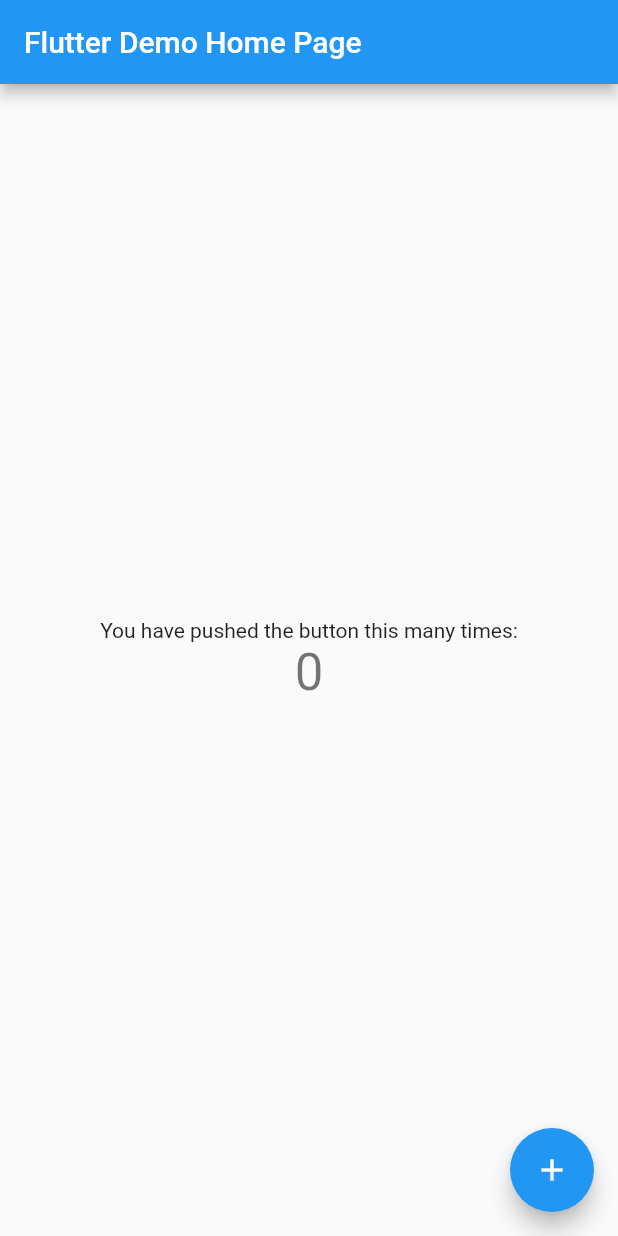
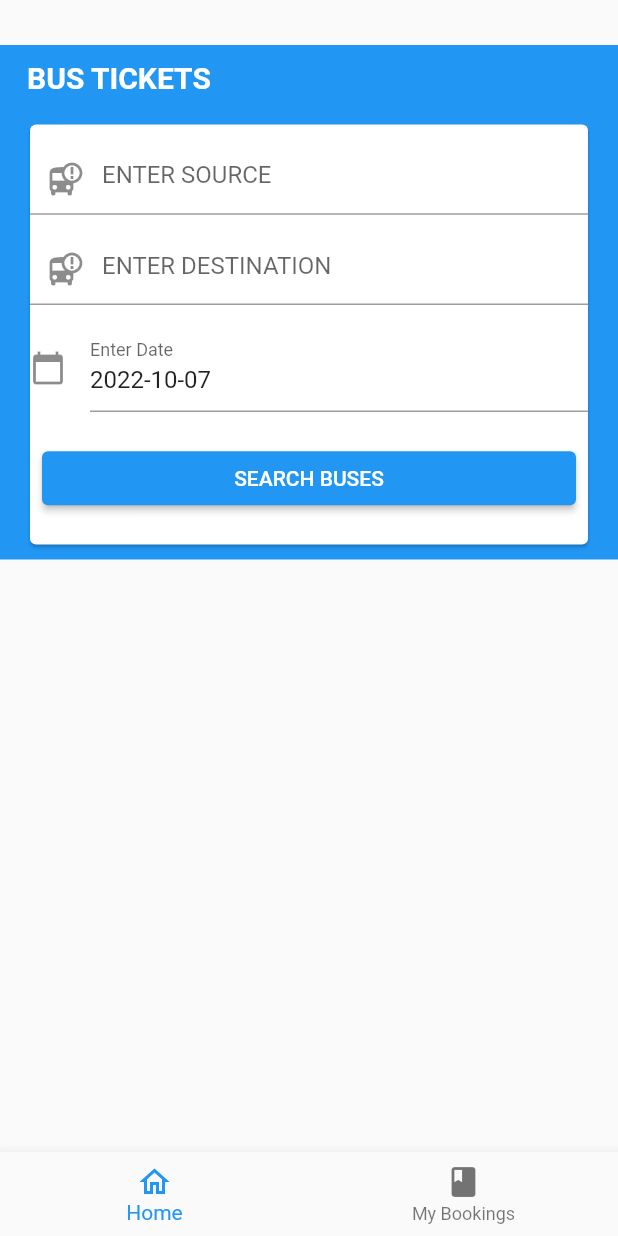
Before and after one commit to omthakre861/18_Imagine, a Flutter app: the screen it shows after launch, on a phone screen of 412 x 824 dp. Run offline on Flutter 3.47's test engine with Material 2 defaults, Android fonts, the light colour scheme and no system bars; our stand-ins replace cloud_firestore, firebase_core, timelines; accounts and stored records are empty.

Commit message:
Progress 1
->Firebase Integration
->Flutter Basic Design

```diff
--- /dev/null
+++ b/app/bus_booking_something/lib/pages/home.dart
@@ -0,0 +1,141 @@
+import 'package:bus_booking_something/pages/trip_sedule.dart';
+import 'package:flutter/material.dart';
+import 'package:intl/intl.dart';
+
+class HomePage extends StatefulWidget {
+  HomePage({Key? key}) : super(key: key);
+
+  @override
+  State<HomePage> createState() => _HomePageState();
+}
+
+class _HomePageState extends State<HomePage> {
+  TextEditingController dateinput = TextEditingController();
+  TextEditingController sourceinput = TextEditingController();
+  TextEditingController destinationinput = TextEditingController();
+  @override
+  void initState() {
+    // TODO: implement initState
+
+    dateinput.text = DateFormat('yyyy-MM-dd').format(DateTime.now());
+    super.initState();
+  }
+
+  @override
+  Widget build(BuildContext context) {
+    double _width = MediaQuery.of(context).size.width;
+    double _height = MediaQuery.of(context).size.height;
+
+    return SafeArea(
+      child: Scaffold(
+        body: Column(
+          children: [
+            SizedBox(
+              height: 30,
+            ),
+            Container(
+              color: Colors.blue,
+              child: Column(
+                crossAxisAlignment: CrossAxisAlignment.start,
+                children: [
+                  Padding(
+                    padding:
+                        EdgeInsets.symmetric(horizontal: 18.0, vertical: 10.0),
+                    child: Text(
+                      "BUS TICKETS",
+                      textAlign: TextAlign.start,
+                      style: TextStyle(
+                          color: Colors.white,
+                          fontSize: 20,
+                          fontWeight: FontWeight.bold,
+                          fontFamily: "Roboto"),
+                    ),
+                  ),
+                  Card(
+                    margin:
+                        EdgeInsets.symmetric(horizontal: 20.0, vertical: 10),
+                    child: Container(
+                      height: 280,
+                      child: Column(
+                        mainAxisAlignment: MainAxisAlignment.spaceEvenly,
+                        children: [
+                          TextField(
+                              controller: sourceinput,
+                              decoration: InputDecoration(
+                                  prefixIcon: Icon(Icons.bus_alert),
+                                  hintText: "ENTER SOURCE"),
+                              onChanged: (value) {
+                                sourceinput.value = TextEditingValue(
+                                    text: value.toUpperCase(),
+                                    selection: sourceinput.selection);
+                              }),
+                          TextField(
+                            controller: destinationinput,
+                            decoration: InputDecoration(
+                                prefixIcon: Icon(Icons.bus_alert),
+                                hintText: "ENTER DESTINATION"),
+                          ),
+                          TextField(
+                            controller:
+                                dateinput, //editing controller of this TextField
+                            decoration: InputDecoration(
+                                icon: Icon(
+                                    Icons.calendar_today), //icon of text field
+                                labelText: "Enter Date" //label text of field
+                                ),
+                            readOnly:
+                                true, //set it true, so that user will not able to edit text
+                            onTap: () async {
+                              DateTime? pickedDate = await showDatePicker(
+                                  context: context,
+                                  initialDate: DateTime.now(),
+                                  firstDate: DateTime.now(),
+                                  lastDate: DateTime(2101));
+
+                              if (pickedDate != null) {
+                                print(
+                                    pickedDate); //pickedDate output format => 2021-03-10 00:00:00.000
+                                String formattedDate = DateFormat('EE , MMM dd')
+                                    .format(pickedDate);
+                                print(
+                                    formattedDate); //formatted date output using intl package =>  2021-03-16
+                                //you can implement different kind of Date Format here according to your requirement
+
+                                setState(() {
+                                  dateinput.text =
+                                      formattedDate; //set output date to TextField value.
+                                });
+                              }
+                            },
+                          ),
+                          Container(
+                            padding: EdgeInsets.all(8.0),
+                            width: _width,
+                            child: ElevatedButton(
+                                onPressed: () {
+                                  Navigator.push(
+                                      context,
+                                      MaterialPageRoute(
+                                        builder: (context) => TripSchedule(
+                                            sourceInput: sourceinput.text,
+                                            destInput: destinationinput.text),
+                                      ));
+                                },
+                                child: Text("SEARCH BUSES")),
+                          )
+                        ],
+                      ),
+                      // decoration: BoxDecoration(
+                      //     borderRadius: BorderRadius.all(Radius.circular(10)),
+                      //     color: Colors.blue.shade200),
+                    ),
+                  ),
+                ],
+              ),
+            )
+          ],
+        ),
+      ),
+    );
+  }
+}
--- /dev/null
+++ b/app/bus_booking_something/lib/pages/mainpage.dart
@@ -0,0 +1,50 @@
+// ignore_for_file: prefer_const_constructors
+
+
+import 'package:bus_booking_something/pages/home.dart';
+import 'package:bus_booking_something/pages/mybooking.dart';
+import 'package:flutter/material.dart';
+
+class MainPage extends StatefulWidget {
+  MainPage({Key? key}) : super(key: key);
+
+  @override
+  _MainPageState createState() => _MainPageState();
+}
+
+class _MainPageState extends State<MainPage> {
+  int currentIndex = 0;
+  final screens = <Widget>[HomePage(),MyBooking()];
+  PageController _controller = PageController();
+
+  @override
+  Widget build(BuildContext context) {
+    return Scaffold(
+      body: PageView(
+        controller: _controller,
+        children: screens,
+        onPageChanged: (index) => setState(() => currentIndex = index),
+      ),
+      bottomNavigationBar: BottomNavigationBar(
+        type: BottomNavigationBarType.fixed,
+        items: const [
+          BottomNavigationBarItem(
+            icon: Icon(Icons.home_outlined),
+            label: 'Home',
+          ),
+          BottomNavigationBarItem(
+            icon: Icon(Icons.book),
+            label: 'My Bookings',
+          ),
+
+        ],
+        currentIndex: currentIndex,
+        onTap: (index) => setState(() {
+          currentIndex = index;
+          _controller.animateToPage(index,
+              duration: Duration(milliseconds: 500), curve: Curves.ease);
+        }),
+      ),
+    );
+  }
+}
```
Also changed, not shown: app/bus_booking_something/lib/main.dart (+89 -36 lines), app/bus_booking_something/lib/pages/booking.dart (added, +19 -0 lines), app/bus_booking_something/lib/pages/mybooking.dart (added, +17 -0 lines), app/bus_booking_something/lib/pages/trip_sedule.dart (added, +178 -0 lines), app/bus_booking_something/pubspec.yaml (+7 -0 lines), app/bus_booking_something/pubspec.lock, 6 other files.
